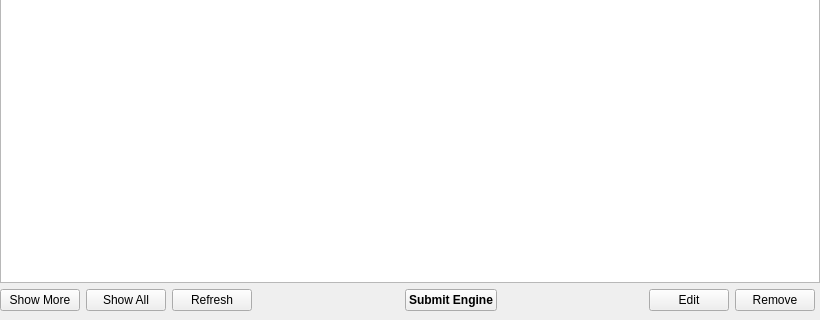
WorksAhead/Base, file BaseClient/Source/ManageEngineWidget.ui: the form before one commit; both pictures show x 0 to 820 and y 330 to 650 of the 820 by 650 pixel window.
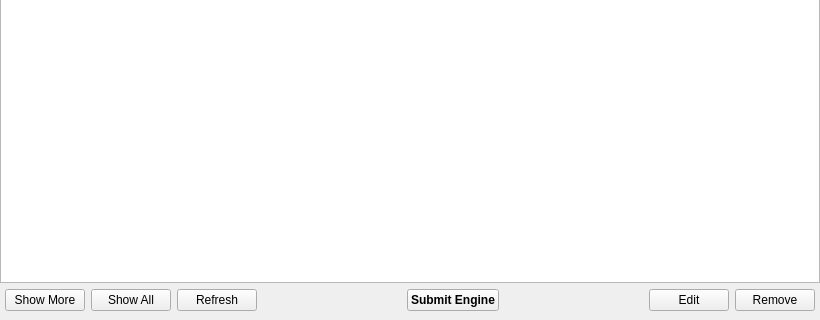
The form after the commit.

What changed in the file:
```diff
--- a/BaseClient/Source/ManageEngineWidget.ui
+++ b/BaseClient/Source/ManageEngineWidget.ui
@@ -79,6 +79,9 @@
    </item>
    <item>
     <layout class="QHBoxLayout" name="horizontalLayout_4">
+     <property name="leftMargin">
+      <number>5</number>
+     </property>
      <property name="rightMargin">
       <number>5</number>
      </property>
```
